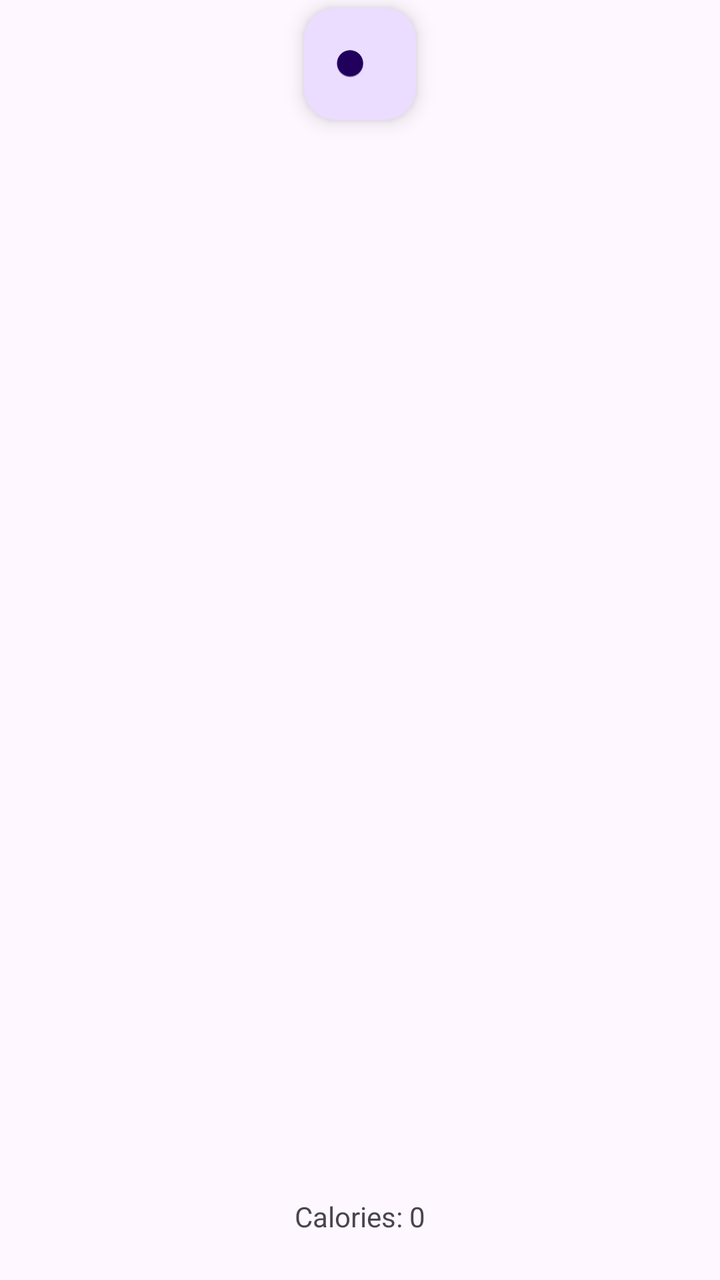
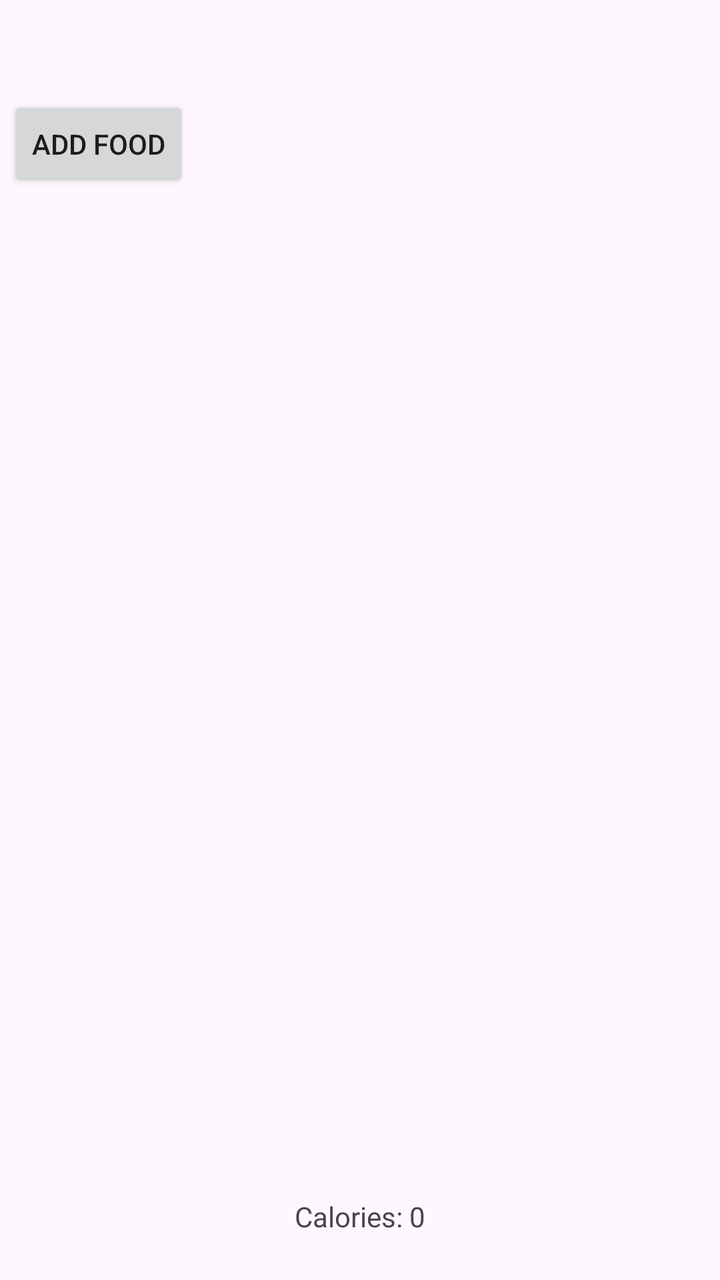

Two renders of the same Android screen: before a commit and after it. Below are the layout's source before the change and the commit's diff.
<!-- AndroidManifest.xml: application theme Theme.SimpleCalorieTracker -->
<!-- res/layout/activity_main.xml -->
<?xml version="1.0" encoding="utf-8"?>
<androidx.constraintlayout.widget.ConstraintLayout xmlns:android="http://schemas.android.com/apk/res/android"
    xmlns:app="http://schemas.android.com/apk/res-auto"
    xmlns:tools="http://schemas.android.com/tools"
    android:id="@+id/main"
    android:layout_width="match_parent"
    android:layout_height="match_parent"
    tools:context=".MainActivity">

    <ListView
        android:id="@+id/food_list"
        android:layout_width="match_parent"
        android:layout_height="match_parent"
        android:layout_marginTop="64dp"
        android:layout_marginBottom="64dp"
        app:layout_constraintBottom_toBottomOf="parent"
        app:layout_constraintTop_toTopOf="parent"
        tools:layout_editor_absoluteX="0dp">

    </ListView>

    <com.google.android.material.floatingactionbutton.FloatingActionButton
        android:id="@+id/add_food"
        android:layout_width="wrap_content"
        android:layout_height="wrap_content"
        android:clickable="true"
        android:focusable="true"
        app:layout_constraintBottom_toTopOf="@+id/food_list"
        app:layout_constraintEnd_toEndOf="parent"
        app:layout_constraintStart_toStartOf="parent"
        app:layout_constraintTop_toTopOf="parent"
        app:srcCompat="@android:drawable/btn_plus" />

    <TextView
        android:id="@+id/total_calories"
        android:layout_width="wrap_content"
        android:layout_height="wrap_content"
        android:text="Calories: 0"
        app:layout_constraintBottom_toBottomOf="parent"
        app:layout_constraintEnd_toEndOf="parent"
        app:layout_constraintStart_toStartOf="parent"
        app:layout_constraintTop_toBottomOf="@+id/food_list" />

</androidx.constraintlayout.widget.ConstraintLayout>
<!-- resources referenced by this layout -->
<resources>
  <style name="Theme.SimpleCalorieTracker" parent="Base.Theme.SimpleCalorieTracker" />
  <style name="Base.Theme.SimpleCalorieTracker" parent="Theme.Material3.DayNight.NoActionBar">
          
          
      </style>
</resources>

<!-- the commit's change to res/layout/activity_main.xml (unified diff, before → after) -->
@@ -11,25 +11,13 @@
         android:id="@+id/food_list"
         android:layout_width="match_parent"
         android:layout_height="match_parent"
-        android:layout_marginTop="64dp"
+        android:layout_marginTop="96dp"
         android:layout_marginBottom="64dp"
         app:layout_constraintBottom_toBottomOf="parent"
         app:layout_constraintTop_toTopOf="parent"
         tools:layout_editor_absoluteX="0dp">
 
     </ListView>
-
-    <com.google.android.material.floatingactionbutton.FloatingActionButton
-        android:id="@+id/add_food"
-        android:layout_width="wrap_content"
-        android:layout_height="wrap_content"
-        android:clickable="true"
-        android:focusable="true"
-        app:layout_constraintBottom_toTopOf="@+id/food_list"
-        app:layout_constraintEnd_toEndOf="parent"
-        app:layout_constraintStart_toStartOf="parent"
-        app:layout_constraintTop_toTopOf="parent"
-        app:srcCompat="@android:drawable/btn_plus" />
 
     <TextView
         android:id="@+id/total_calories"
@@ -41,4 +29,15 @@
         app:layout_constraintStart_toStartOf="parent"
         app:layout_constraintTop_toBottomOf="@+id/food_list" />
 
+    <Button
+        android:id="@+id/add_food"
+        android:layout_width="wrap_content"
+        android:layout_height="wrap_content"
+        android:layout_marginStart="4dp"
+        android:text="Add Food"
+        app:layout_constraintBottom_toTopOf="@+id/food_list"
+        app:layout_constraintStart_toStartOf="parent"
+        app:layout_constraintTop_toTopOf="parent"
+        app:layout_constraintVertical_bias="1.0" />
+
 </androidx.constraintlayout.widget.ConstraintLayout>
